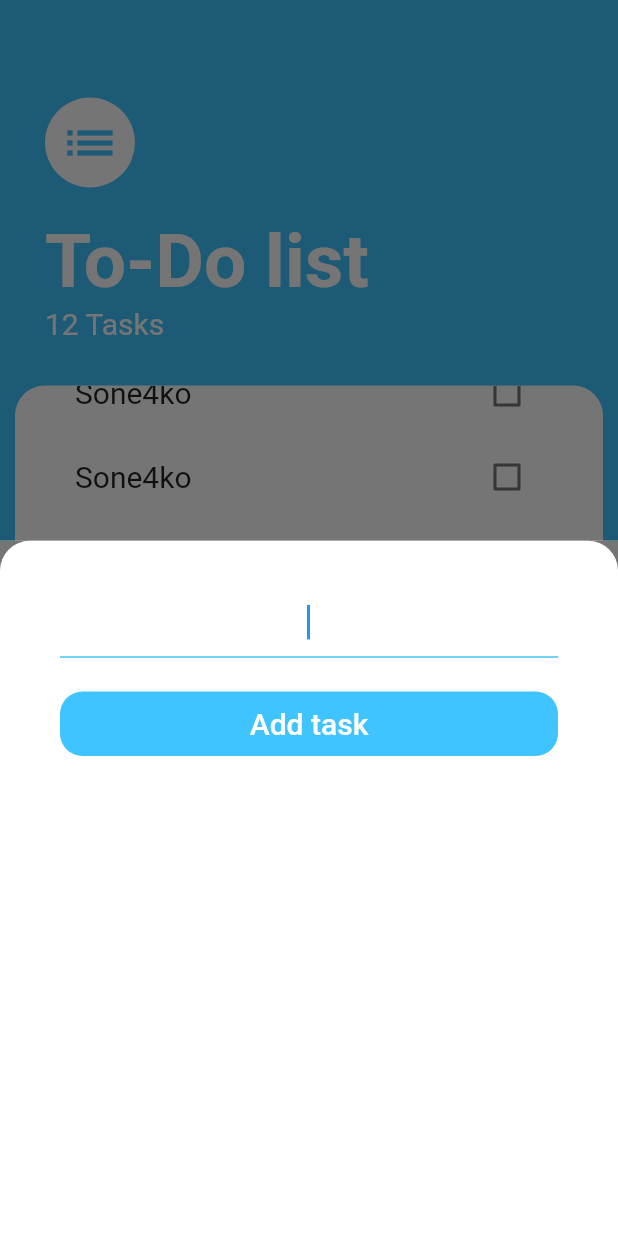
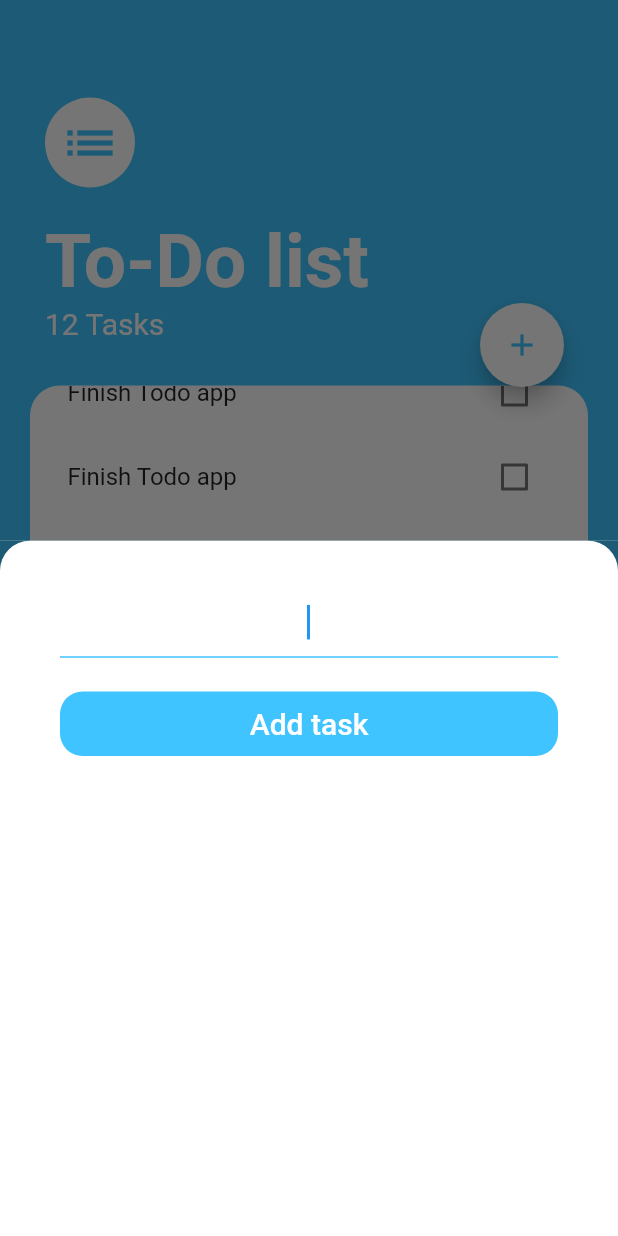
Before and after one commit to IvannaKozak/todo_app, a Flutter app: the screen it shows after launch, scrolled down 99 dp, after a tap on the "add" icon, on a phone screen of 412 x 824 dp. Run offline on Flutter 3.47's test engine with Material 2 defaults, Android fonts, the phone set to English and light mode, and no system bars.

Commit message:
next commit

```diff
--- a/lib/screens/add_task_screen.dart
+++ b/lib/screens/add_task_screen.dart
@@ -4,7 +4,7 @@ class AddTaskScreen extends StatelessWidget {
   @override
   Widget build(BuildContext context) {
     return Container(
-      color: Color(0xFF757575),
+      color: Color(0xFF1d5a75),
       child: Container(
         decoration: const BoxDecoration(
           color: Colors.white,
--- a/lib/screens/tasks_screen.dart
+++ b/lib/screens/tasks_screen.dart
@@ -7,12 +7,15 @@ class TasksScreen extends StatelessWidget {
   Widget build(BuildContext context) {
     return Scaffold(
       backgroundColor: Colors.lightBlueAccent,
-      floatingActionButton: FloatingActionButton(
-        backgroundColor: Colors.lightBlueAccent,
-        child: const Icon(Icons.add),
-        onPressed: () {
-          showModalBottomSheet(context: context, builder: (context) => AddTaskScreen());
-        },
+      floatingActionButton: Padding(
+        padding: const EdgeInsets.only(bottom: 550.0, right: 20.0),
+        child: FloatingActionButton(
+          backgroundColor: Colors.white,
+          child: const Icon(Icons.add, color: Colors.lightBlueAccent,),
+          onPressed: () {
+            showModalBottomSheet(context: context, builder: (context) => AddTaskScreen());
+          },
+        ),
       ),
       body: Column(
         crossAxisAlignment: CrossAxisAlignment.start,
@@ -48,7 +51,7 @@ class TasksScreen extends StatelessWidget {
           Expanded(
             child: Container(
               padding: const EdgeInsets.symmetric(horizontal: 20.0),
-              margin: const EdgeInsets.only(left: 10.0, right: 10.0, bottom: 10.0),
+              margin: const EdgeInsets.only(left: 20.0, right: 20.0, bottom: 10.0),
               decoration: const BoxDecoration(
                 color: Colors.white,
                 borderRadius: BorderRadius.all(Radius.circular(20.0)),
--- a/lib/widgets/task_tile.dart
+++ b/lib/widgets/task_tile.dart
@@ -8,8 +8,8 @@ class TaskTile extends StatelessWidget {
   @override
   Widget build(BuildContext context) {
     return ListTile(
-      contentPadding: const EdgeInsets.symmetric(horizontal: 20.0, vertical: 0.0),
-      title: const Text('Sone4ko', style: TextStyle(fontSize: 20.0, )),
+      contentPadding: const EdgeInsets.symmetric(horizontal: 5.0, vertical: 0.0),
+      title: const Text('Finish Todo app', style: TextStyle(fontSize: 16.0, )),
       //Onchagned
       trailing: Checkbox(
         value: false,
```
